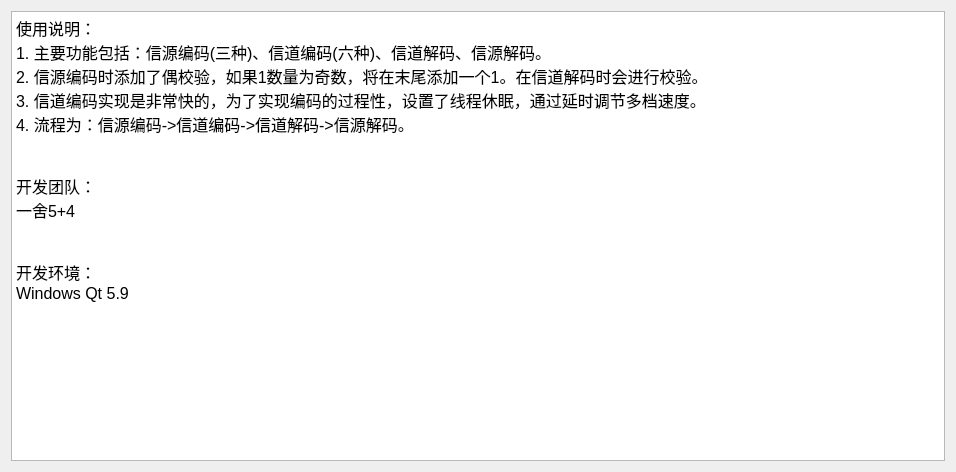
Before: the Qt Designer form Transmitter/dlghelp.ui in ryanmoon-s/Transmitter-simulation, drawn with Qt 5.
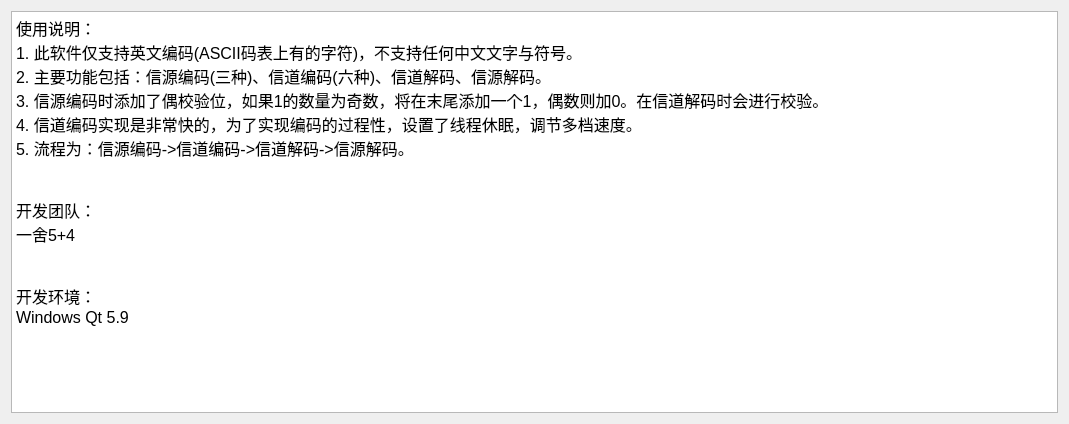
After: the same form once the commit is applied. Icons and pictures are not drawn.

Patch:
```diff
--- a/Transmitter/dlghelp.ui
+++ b/Transmitter/dlghelp.ui
@@ -6,8 +6,8 @@
    <rect>
     <x>0</x>
     <y>0</y>
-    <width>956</width>
-    <height>472</height>
+    <width>1069</width>
+    <height>424</height>
    </rect>
   </property>
   <property name="windowTitle">
@@ -29,10 +29,11 @@
 p, li { white-space: pre-wrap; }
 &lt;/style&gt;&lt;/head&gt;&lt;body style=&quot; font-family:'SimSun'; font-size:9pt; font-weight:400; font-style:normal;&quot;&gt;
 &lt;p style=&quot; margin-top:0px; margin-bottom:0px; margin-left:0px; margin-right:0px; -qt-block-indent:0; text-indent:0px;&quot;&gt;&lt;span style=&quot; font-family:'SimSun'; font-size:12pt;&quot;&gt;使用说明：&lt;/span&gt;&lt;/p&gt;
-&lt;p style=&quot; margin-top:0px; margin-bottom:0px; margin-left:0px; margin-right:0px; -qt-block-indent:0; text-indent:0px;&quot;&gt;&lt;span style=&quot; font-family:'SimSun'; font-size:12pt;&quot;&gt;1. 主要功能包括：信源编码(三种)、信道编码(六种)、信道解码、信源解码。&lt;/span&gt;&lt;/p&gt;
-&lt;p style=&quot; margin-top:0px; margin-bottom:0px; margin-left:0px; margin-right:0px; -qt-block-indent:0; text-indent:0px;&quot;&gt;&lt;span style=&quot; font-family:'SimSun'; font-size:12pt;&quot;&gt;2. 信源编码时添加了偶校验，如果1数量为奇数，将在末尾添加一个1。在信道解码时会进行校验。&lt;/span&gt;&lt;/p&gt;
-&lt;p style=&quot; margin-top:0px; margin-bottom:0px; margin-left:0px; margin-right:0px; -qt-block-indent:0; text-indent:0px;&quot;&gt;&lt;span style=&quot; font-family:'SimSun'; font-size:12pt;&quot;&gt;3. 信道编码实现是非常快的，为了实现编码的过程性，设置了线程休眠，通过延时调节多档速度。&lt;/span&gt;&lt;/p&gt;
-&lt;p style=&quot; margin-top:0px; margin-bottom:0px; margin-left:0px; margin-right:0px; -qt-block-indent:0; text-indent:0px;&quot;&gt;&lt;span style=&quot; font-family:'SimSun'; font-size:12pt;&quot;&gt;4. 流程为：信源编码-&amp;gt;信道编码-&amp;gt;信道解码-&amp;gt;信源解码。&lt;/span&gt;&lt;/p&gt;
+&lt;p style=&quot; margin-top:0px; margin-bottom:0px; margin-left:0px; margin-right:0px; -qt-block-indent:0; text-indent:0px;&quot;&gt;&lt;span style=&quot; font-family:'SimSun'; font-size:12pt;&quot;&gt;1. 此软件仅支持英文编码(ASCII码表上有的字符)，不支持任何中文文字与符号。&lt;/span&gt;&lt;/p&gt;
+&lt;p style=&quot; margin-top:0px; margin-bottom:0px; margin-left:0px; margin-right:0px; -qt-block-indent:0; text-indent:0px;&quot;&gt;&lt;span style=&quot; font-family:'SimSun'; font-size:12pt;&quot;&gt;2. 主要功能包括：信源编码(三种)、信道编码(六种)、信道解码、信源解码。&lt;/span&gt;&lt;/p&gt;
+&lt;p style=&quot; margin-top:0px; margin-bottom:0px; margin-left:0px; margin-right:0px; -qt-block-indent:0; text-indent:0px;&quot;&gt;&lt;span style=&quot; font-family:'SimSun'; font-size:12pt;&quot;&gt;3. 信源编码时添加了偶校验位，如果1的数量为奇数，将在末尾添加一个1，偶数则加0。在信道解码时会进行校验。&lt;/span&gt;&lt;/p&gt;
+&lt;p style=&quot; margin-top:0px; margin-bottom:0px; margin-left:0px; margin-right:0px; -qt-block-indent:0; text-indent:0px;&quot;&gt;&lt;span style=&quot; font-family:'SimSun'; font-size:12pt;&quot;&gt;4. 信道编码实现是非常快的，为了实现编码的过程性，设置了线程休眠，调节多档速度。&lt;/span&gt;&lt;/p&gt;
+&lt;p style=&quot; margin-top:0px; margin-bottom:0px; margin-left:0px; margin-right:0px; -qt-block-indent:0; text-indent:0px;&quot;&gt;&lt;span style=&quot; font-family:'SimSun'; font-size:12pt;&quot;&gt;5. 流程为：信源编码-&amp;gt;信道编码-&amp;gt;信道解码-&amp;gt;信源解码。&lt;/span&gt;&lt;/p&gt;
 &lt;p style=&quot;-qt-paragraph-type:empty; margin-top:0px; margin-bottom:0px; margin-left:0px; margin-right:0px; -qt-block-indent:0; text-indent:0px; font-family:'SimSun'; font-size:12pt;&quot;&gt;&lt;br /&gt;&lt;/p&gt;
 &lt;p style=&quot;-qt-paragraph-type:empty; margin-top:0px; margin-bottom:0px; margin-left:0px; margin-right:0px; -qt-block-indent:0; text-indent:0px; font-family:'SimSun'; font-size:12pt;&quot;&gt;&lt;br /&gt;&lt;/p&gt;
 &lt;p style=&quot; margin-top:0px; margin-bottom:0px; margin-left:0px; margin-right:0px; -qt-block-indent:0; text-indent:0px;&quot;&gt;&lt;span style=&quot; font-family:'SimSun'; font-size:12pt;&quot;&gt;开发团队：&lt;/span&gt;&lt;/p&gt;
```
Left out of the diff: 2 changed lines with no effect on the pictures.
